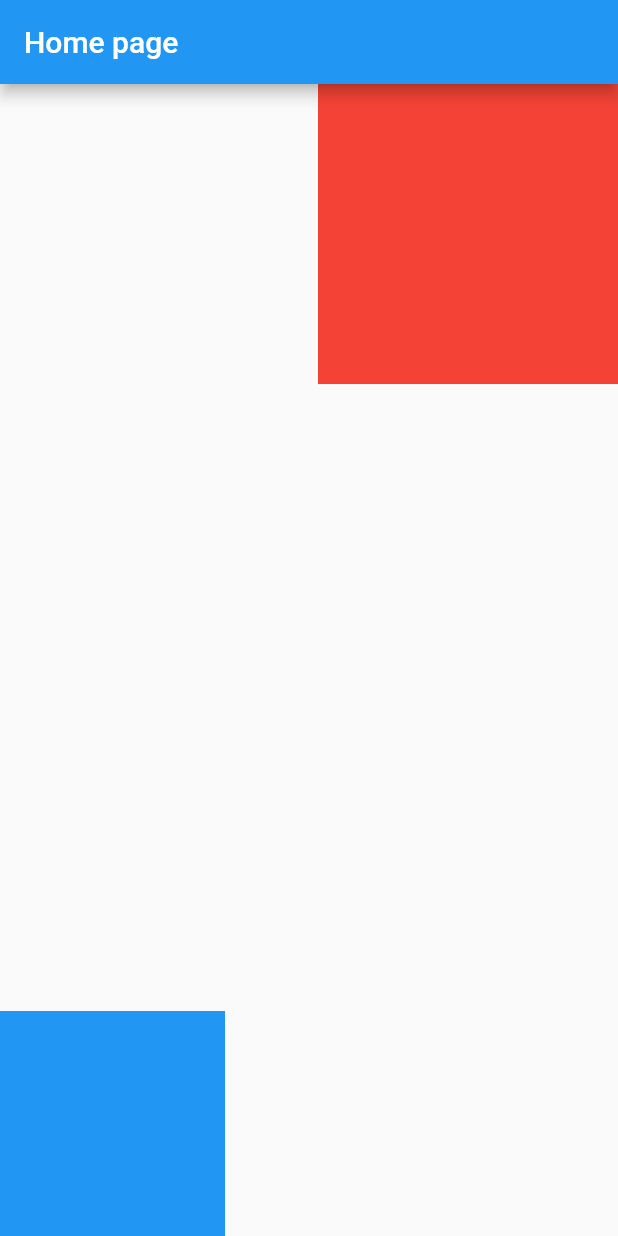
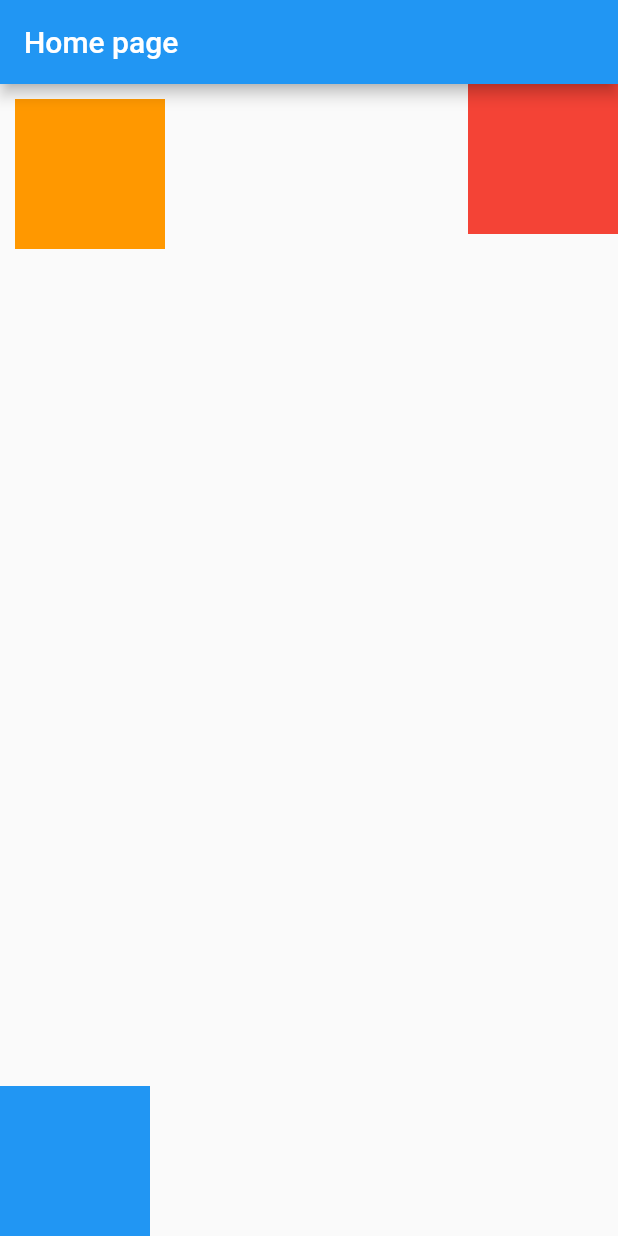
Before and after one commit to phamtanphat/flutter_hello_word_25042023, a Flutter app: the screen it shows after launch, on a phone screen of 412 x 824 dp. Run offline on Flutter 3.47's test engine with Material 2 defaults, Android fonts, the phone set to English and light mode, and no system bars.

Commit message:
position

```diff
--- a/lib/stack_widget.dart
+++ b/lib/stack_widget.dart
@@ -14,11 +14,16 @@ class _StackWidgetState extends State<StackWidget> {
       children: [
         Align(
           alignment: Alignment.topRight,
-          child: Container(color: Colors.red, width: 200, height: 200),
+          child: Container(color: Colors.red, width: 100, height: 100),
         ),
         Align(
           alignment: Alignment.bottomLeft,
-          child: Container(color: Colors.blue, width: 150, height: 150),
+          child: Container(color: Colors.blue, width: 100, height: 100),
+        ),
+        Positioned(
+          left: 10,
+          top: 10,
+          child: Container(color: Colors.orange, width: 100, height: 100),
         )
       ],
     );
```
